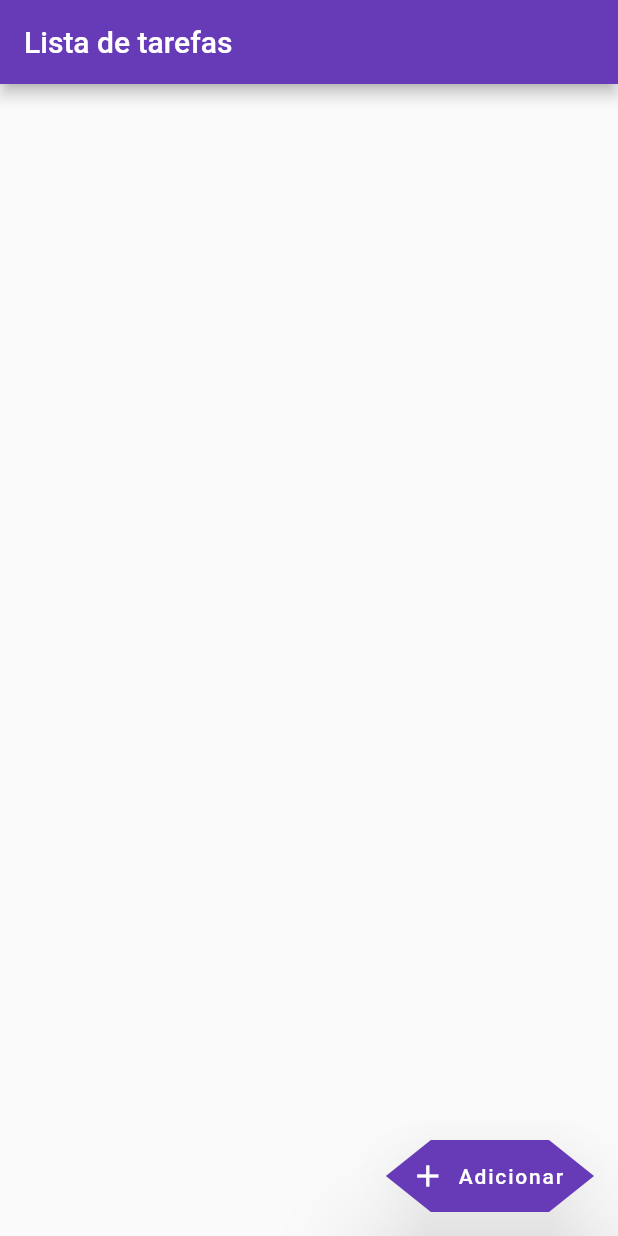
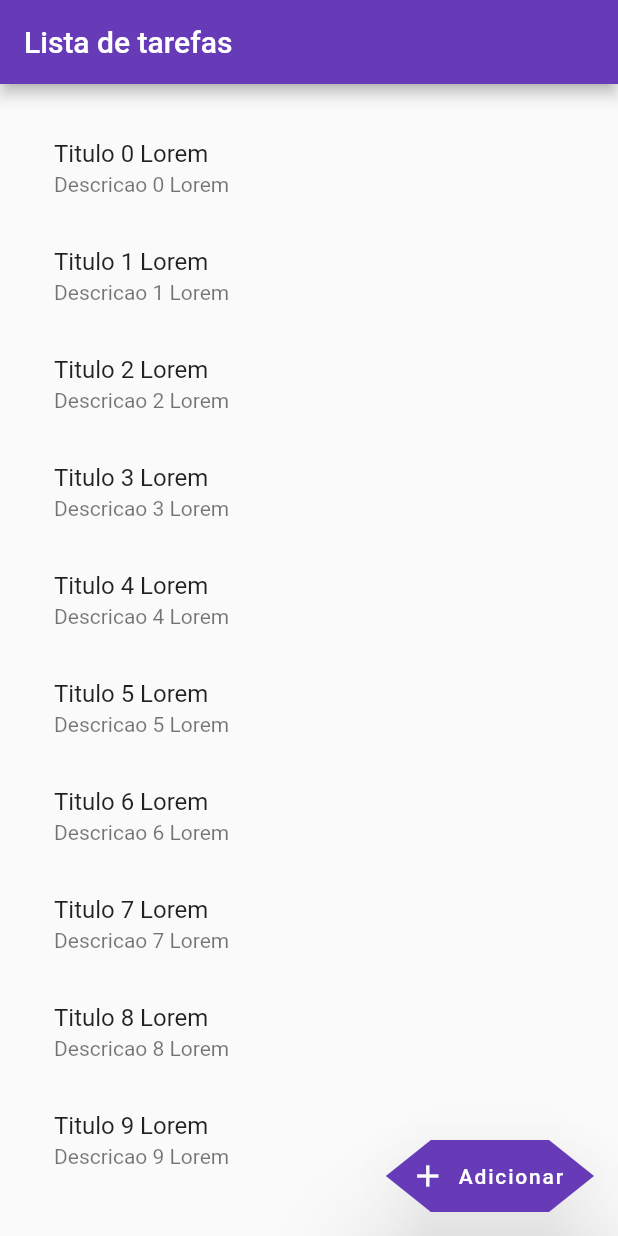
Before and after one commit to Victor323232/Lista-de-tarefas, a Flutter app: the screen it shows after launch, on a phone screen of 412 x 824 dp. Run offline on Flutter 3.47's test engine with Material 2 defaults, Android fonts, the phone set to English and light mode, and no system bars.

Commit message:
Maps de listas

```diff
--- a/lib/Home.dart
+++ b/lib/Home.dart
@@ -22,6 +22,7 @@ class _HomeState extends State<Home> {
 
   @override
   Widget build(BuildContext context) {
+    _carregarTarefas(); //retorna tarefas
     return Scaffold(
       appBar: AppBar(
         title: Text("Lista de tarefas"),
@@ -30,10 +31,15 @@ class _HomeState extends State<Home> {
       body: Container(
         padding: EdgeInsets.all(20),
         child: ListView.builder(
+          itemCount: _tarefas.length,
           itemBuilder: (context, indice){
+            Map<String, dynamic> item = _tarefas[indice];
+            return ListTile(
+              title: Text(_tarefas[indice]["titulo"]),
+              subtitle: Text(_tarefas[indice]["descricao"]),
+            );
+          },
 
-          },
-          itemCount: _tarefas.length,
         ),
       ),
       floatingActionButton: FloatingActionButton.extended(
```
